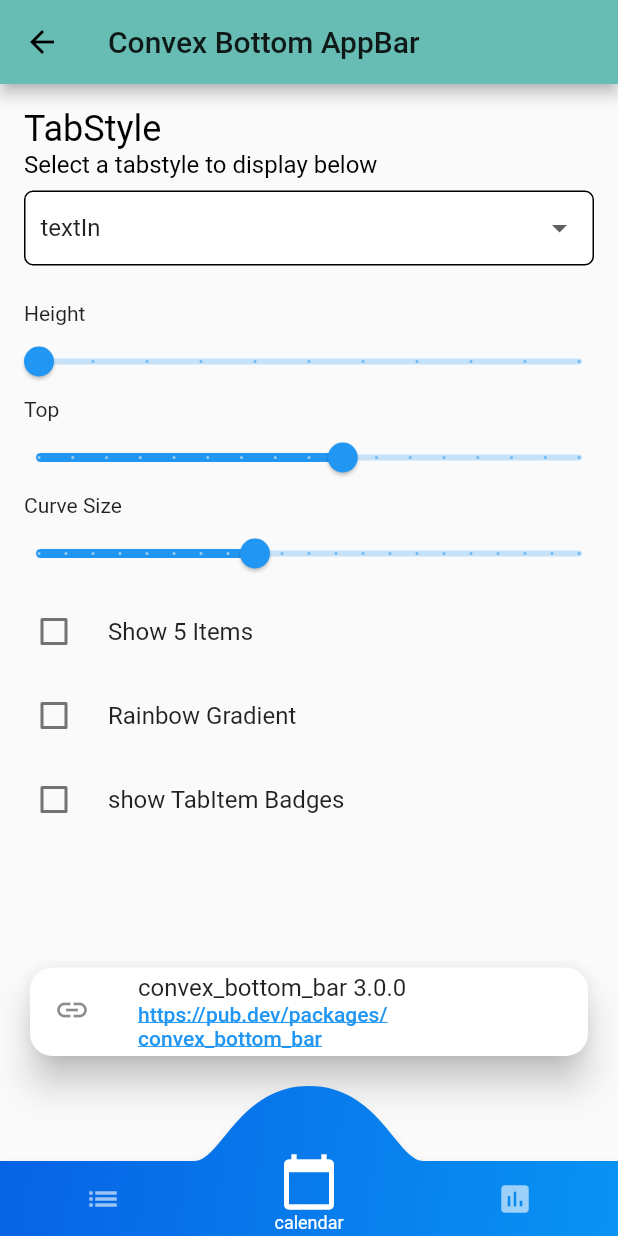
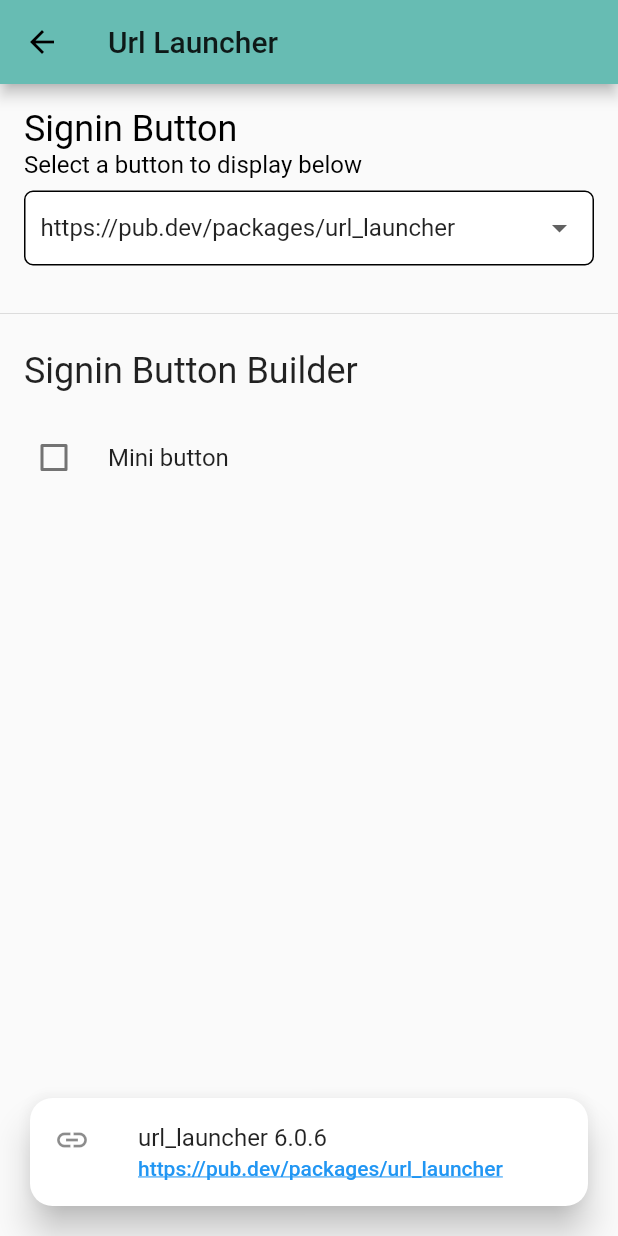
Before and after one commit to lucianojung/flutter_package_examples, a Flutter app: the screen it shows after launch, on a phone screen of 412 x 824 dp. Run offline on Flutter 3.47's test engine with Material 2 defaults, Android fonts, the phone set to English and light mode, and no system bars; drawn by our look-alikes of convex_bottom_bar; our stand-ins replace email_validator, flutter_signin_button.

Commit message:
WIP: package Url_Launcher Integration

```diff
--- a/lib/main.dart
+++ b/lib/main.dart
@@ -12,7 +12,7 @@ class MyApp extends StatelessWidget {
     return MaterialApp(
       theme: themeData(),
       onGenerateRoute: RouteGenerator.generateRoute,
-      initialRoute: '/convex_bottom_bar',
+      initialRoute: '/url_launcher',
     );
   }
 
--- /dev/null
+++ b/lib/packages/url_launcher/url_launcher_main.dart
@@ -0,0 +1,144 @@
+import 'package:flutter/cupertino.dart';
+import 'package:flutter/material.dart';
+import 'package:url_launcher/url_launcher.dart';
+import 'package:package_examples/shared/material_dropdown_view.dart';
+import 'package:package_examples/shared/setting_list.dart';
+
+class UrlLauncher extends StatefulWidget {
+  @override
+  _UrlLauncherState createState() => _UrlLauncherState();
+}
+
+class _UrlLauncherState extends State<UrlLauncher> {
+  String _selectedUrl = '';
+
+  String _webUrl = 'https://pub.dev/packages/url_launcher';
+  String _ipUrl = 'https://172.217.0.0';
+  String _phoneUrl = 'tel:0161/12345678';
+  String _mailToUrl = 'mailto:John@doe.us';
+  List<String> _urlList = [];
+
+  bool boolean = false;
+
+  String _urlLauncherVersion = 'url_launcher 6.0.6';
+
+  @override
+  void initState() {
+    _urlList.addAll([_webUrl, _ipUrl, _phoneUrl, _mailToUrl]);
+    _selectedUrl = _webUrl;
+  }
+
+  @override
+  Widget build(BuildContext context) {
+    return Scaffold(
+      appBar: AppBar(
+        title: Text('Url Launcher'),
+      ),
+      body: Center(
+        child: Stack(
+          children: [
+            SettingList(
+              children: <Widget>[
+                Padding(
+                  padding:
+                      const EdgeInsets.only(top: 16.0, left: 16.0, right: 16.0),
+                  child: MaterialDropdownView(
+                    title: 'Signin Button',
+                    subtitle: 'Select a button to display below',
+                    onChangedCallback: (newValue) {
+                      _onValueChanged(newValue);
+                    },
+                    value: _selectedUrl,
+                    values: _urlList,
+                    negate: false,
+                  ),
+                ),
+                Padding(
+                  padding: const EdgeInsets.only(top: 16.0),
+                  child: Divider(),
+                ),
+                Container(
+                  padding: EdgeInsets.all(16.0),
+                  alignment: Alignment.centerLeft,
+                  child: Text(
+                    'Signin Button Builder',
+                    style: Theme.of(context).textTheme.headline5,
+                  ),
+                ),
+                if (true)
+                  CheckboxListTile(
+                    title: Text("Mini button"),
+                    value: boolean,
+                    onChanged: (newValue) {
+                      setState(() {
+                        boolean = newValue!;
+                      });
+                    },
+                    controlAffinity: ListTileControlAffinity.leading,
+                  )
+              ],
+            ),
+            customizedWeblinkView()
+          ],
+        ),
+      ),
+    );
+  }
+
+  void _onValueChanged(String newValue) {
+    setState(() {
+      _selectedUrl = newValue;
+    });
+  }
+
+  Widget customizedWeblinkView() {
+    return Container(
+      padding: const EdgeInsets.all(16.0),
+      alignment: Alignment.bottomCenter,
+      child: SizedBox(
+        width: 400,
+        child: GestureDetector(
+          onTap: () => _launchUrl(_selectedUrl),
+          child: MouseRegion(
+            cursor: SystemMouseCursors.click,
+            child: AbsorbPointer(
+              child: Card(
+                shape: RoundedRectangleBorder(
+                  borderRadius: BorderRadius.circular(15.0),
+                ),
+                color: Colors.white,
+                elevation: 10,
+                child: Column(
+                  mainAxisSize: MainAxisSize.min,
+                  children: <Widget>[
+                    ListTile(
+                      leading: Icon(Icons.link),
+                      title: Text(_urlLauncherVersion),
+                      subtitle: RichText(
+                        text: TextSpan(
+                          text: _selectedUrl,
+                          style: Theme.of(context).textTheme.bodyText1!.copyWith(
+                            color: Colors.blue,
+                            decoration: TextDecoration.underline,
+                          ),
+                        ),
+                      ),
+                    ),
+                  ],
+                ),
+              ),
+            ),
+          ),
+        ),
+      ),
+    );
+  }
+
+  Future<void> _launchUrl(String url) async {
+    if (await canLaunch(url)) {
+      await launch(url);
+    } else {
+      throw 'Could not launch $url';
+    }
+  }
+}
--- a/lib/service/route_generator.dart
+++ b/lib/service/route_generator.dart
@@ -3,6 +3,7 @@ import 'package:flutter/material.dart';
 import 'package:package_examples/packages/convex_bottom_bar/convex_bottom_bar_main.dart';
 import 'package:package_examples/packages/email_valiator/email_validator_main.dart';
 import 'package:package_examples/packages/flutter_signin_button/flutter_signin_button.dart';
+import 'package:package_examples/packages/url_launcher/url_launcher_main.dart';
 
 import '../main.dart';
 
@@ -20,6 +21,8 @@ class RouteGenerator {
         return MaterialPageRoute(builder: (_) => FlutterSigninButtonMain());
       case '/convex_bottom_bar':
         return MaterialPageRoute(builder: (_) => ConvexBottomBarMain());
+      case '/url_launcher':
+        return MaterialPageRoute(builder: (_) => UrlLauncher());
       default:
         return _errorRoute(message: 'wrong routing name');
     }
```
